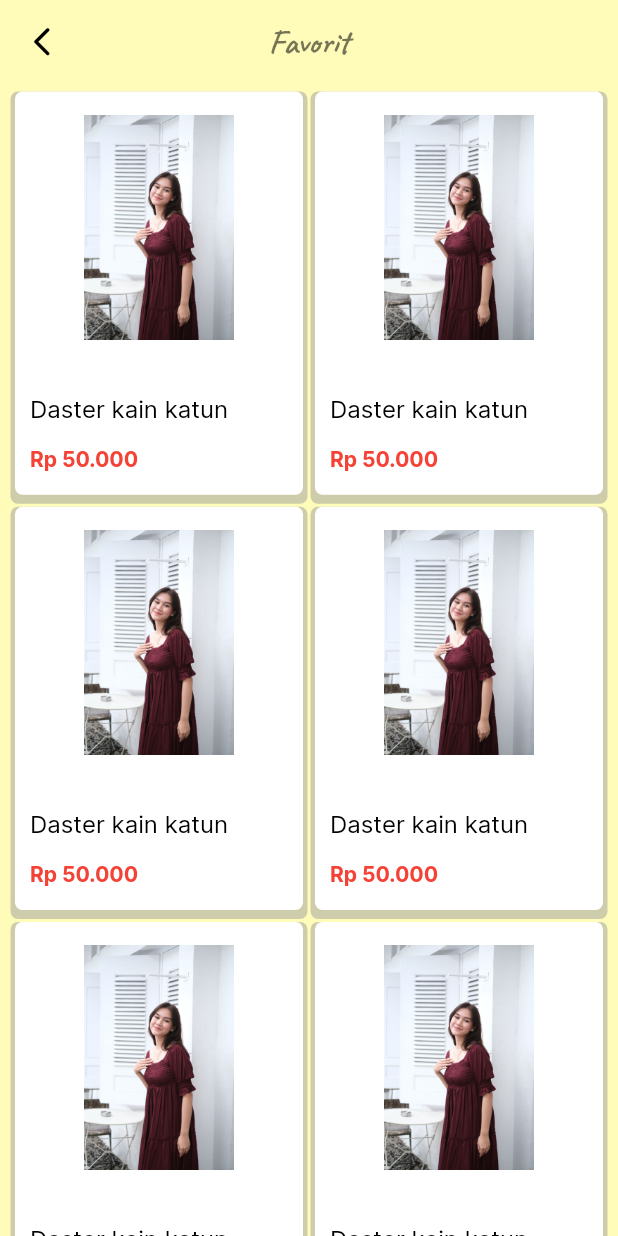
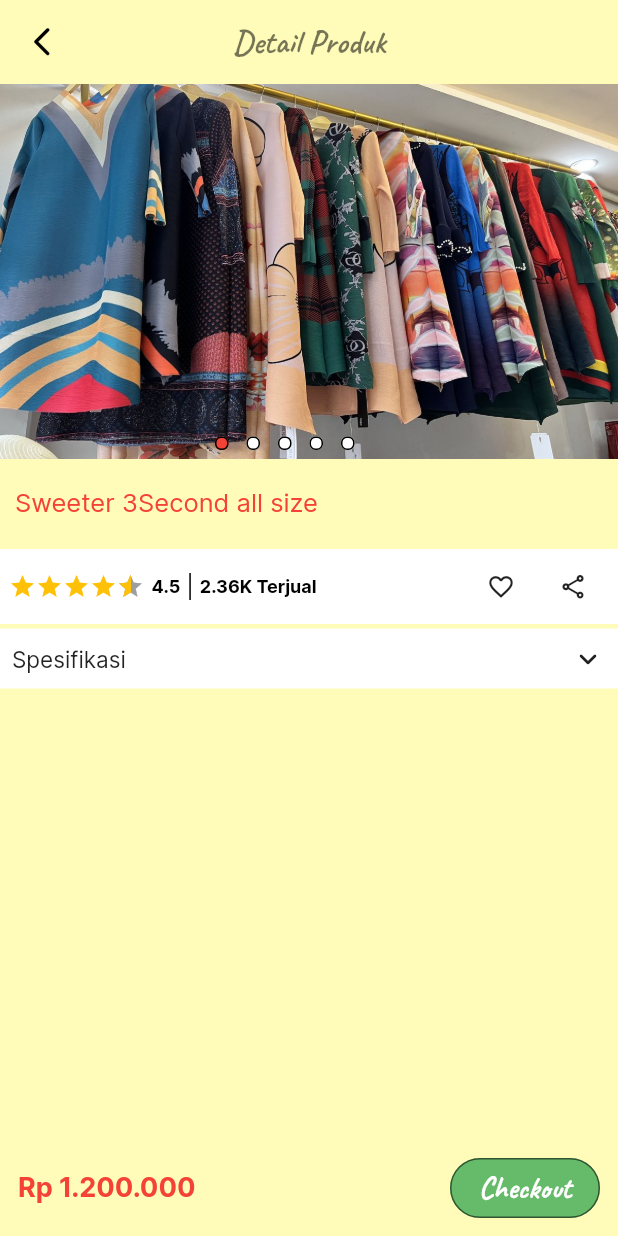
Before and after one commit to craftgirlsss/craftgirlsss-flutter, a Flutter app: the FavoritePage screen opened directly, after a tap on "Daster kain katun", on a phone screen of 412 x 824 dp. Run offline on Flutter 3.47's test engine with Material 2 defaults, Android fonts, the light colour scheme and no system bars; drawn by our look-alikes of carousel_slider, dots_indicator, flutter_rating_bar; our stand-ins replace animated_text_kit, bottom_navy_bar, get, image_picker, photo_view, shared_preferences and 1 more; missing offline and left inert: jumping_dot; accounts and stored records are empty.

Commit message:
detail product next step

```diff
--- /dev/null
+++ b/lib/src/helpers/formatlength/formatlength.dart
@@ -0,0 +1,5 @@
+import 'package:intl/intl.dart';
+
+String formatNumber(int number) {
+  return NumberFormat.compact().format(number);
+}
--- a/lib/src/mainpage.dart
+++ b/lib/src/mainpage.dart
@@ -31,6 +31,7 @@
     return Scaffold(
       body: listOfColors[currentIndex],
       bottomNavigationBar: BottomNavyBar(
+        backgroundColor: const Color(0xfffffcb9),
         mainAxisAlignment: MainAxisAlignment.spaceAround,
         selectedIndex: currentIndex,
         onItemSelected: (index) {
@@ -45,7 +46,7 @@
                 : Image.asset('assets/icons/home-inactive.png'),
             title: Text(
               ' Beranda',
-              style: title(fontSize: 18, color: Colors.green),
+              style: title(fontSize: 18, color: Colors.black),
             ),
           ),
           BottomNavyBarItem(
@@ -54,7 +55,7 @@
                 : Image.asset('assets/icons/explore-inactive.png'),
             title: Text(
               ' Jelajahi',
-              style: title(fontSize: 18, color: Colors.green),
+              style: title(fontSize: 18, color: Colors.black),
             ),
           ),
           BottomNavyBarItem(
@@ -63,7 +64,7 @@
                 : Image.asset('assets/icons/history-inactive.png'),
             title: Text(
               ' Riwayat',
-              style: title(fontSize: 18, color: Colors.green),
+              style: title(fontSize: 18, color: Colors.black),
             ),
           ),
           BottomNavyBarItem(
@@ -72,7 +73,7 @@
                 : Image.asset('assets/icons/person-inactive.png'),
             title: Text(
               ' Profil',
-              style: title(fontSize: 18, color: Colors.green),
+              style: title(fontSize: 18, color: Colors.black),
             ),
           ),
         ],
--- /dev/null
+++ b/lib/src/view-models/modalbottom/modalbottomsheet.dart
@@ -0,0 +1,50 @@
+import 'package:flutter/material.dart';
+
+showProductSpecification(context) {
+  return showModalBottomSheet(
+      context: context,
+      shape: const RoundedRectangleBorder(
+        borderRadius: BorderRadius.vertical(top: Radius.circular(16)),
+      ),
+      builder: (context) {
+        return FractionallySizedBox(
+          heightFactor: 0.5,
+          child: Column(
+            children: [
+              const SizedBox(height: 15),
+              Container(
+                color: Colors.grey.shade200,
+                child: Container(
+                  width: 60,
+                  height: 8,
+                  decoration: BoxDecoration(
+                      color: Colors.black12,
+                      borderRadius: BorderRadius.circular(10)),
+                ),
+              ),
+              const SizedBox(height: 15),
+              Container(
+                color: Colors.white,
+                padding: const EdgeInsets.all(20.0),
+                child: Table(
+                  children: const [
+                    TableRow(children: [
+                      Text('Stok'),
+                      Text('31'),
+                    ]),
+                    TableRow(children: [
+                      Text('Ukuran'),
+                      Text('XL, L, XXL, M'),
+                    ]),
+                    TableRow(children: [
+                      Text('Merek'),
+                      Text('Cardinal'),
+                    ])
+                  ],
+                ),
+              )
+            ],
+          ),
+        );
+      });
+}
--- /dev/null
+++ b/lib/src/view-models/ratingsstatus/ratingproductstatus.dart
@@ -0,0 +1,99 @@
+import 'package:craftgirlsss/src/helpers/formatlength/formatlength.dart';
+import 'package:craftgirlsss/src/view-models/fontstyles/title.dart';
+import 'package:flutter/material.dart';
+import 'package:flutter_rating_bar/flutter_rating_bar.dart';
+
+Container kRatings({String? value}) {
+  return Container(
+    padding: const EdgeInsets.all(5),
+    width: 50,
+    height: 16,
+    decoration: BoxDecoration(
+      color: Colors.amber.shade100,
+    ),
+    child: Row(
+      children: [
+        Icon(Icons.star, color: Colors.amber.shade700),
+        const SizedBox(
+          width: 2,
+        ),
+        Text(
+          value ?? '0',
+          style: titleInter(color: Colors.black, fontSize: 12),
+        )
+      ],
+    ),
+  );
+}
+
+Container ratingRow(context,
+    {double? rating,
+    Function()? onTapFavofite,
+    Function()? onTapShare,
+    int? soldCount}) {
+  return Container(
+    padding: const EdgeInsets.all(6),
+    width: MediaQuery.of(context).size.width,
+    height: 50,
+    decoration: const BoxDecoration(color: Colors.white),
+    child: Row(
+      mainAxisAlignment: MainAxisAlignment.spaceBetween,
+      children: [
+        Container(
+          child: Row(
+            mainAxisAlignment: MainAxisAlignment.spaceBetween,
+            children: [
+              kRratingStar(rating: rating),
+              const SizedBox(width: 5),
+              Text(
+                rating != null ? rating.toString() : 0.toString(),
+                style: titleInter(color: Colors.black, fontSize: 12),
+              ),
+              const VerticalDivider(
+                indent: 10,
+                endIndent: 10,
+                width: 13,
+                thickness: 1,
+                color: Colors.black,
+              ),
+              Text(
+                formatNumber(soldCount ?? 0),
+                style: titleInter(color: Colors.black, fontSize: 12),
+              ),
+              Text(
+                ' Terjual',
+                style: titleInter(color: Colors.black, fontSize: 12),
+              ),
+            ],
+          ),
+        ),
+        Container(
+          child: Row(
+            mainAxisAlignment: MainAxisAlignment.start,
+            children: [
+              IconButton(
+                  onPressed: onTapFavofite,
+                  icon: const Icon(Icons.favorite_border, size: 19)),
+              IconButton(
+                  onPressed: onTapShare,
+                  icon: const Icon(Icons.share_outlined, size: 19))
+            ],
+          ),
+        )
+      ],
+    ),
+  );
+}
+
+Widget kRratingStar({double? rating}) {
+  return RatingBarIndicator(
+    rating: rating ?? 0,
+    itemBuilder: (context, index) => const Icon(
+      Icons.star,
+      color: Colors.amber,
+    ),
+    itemCount: 5,
+    itemSize: 18,
+    direction: Axis.horizontal,
+  );
+}
--- /dev/null
+++ b/lib/src/view-models/specifcation/containerspecification.dart
@@ -0,0 +1,29 @@
+import 'package:craftgirlsss/src/view-models/fontstyles/title.dart';
+import 'package:flutter/material.dart';
+
+Widget kProductSpecification(context, {Function()? onTap}) {
+  return InkWell(
+    onTap: onTap,
+    child: Container(
+      width: MediaQuery.of(context).size.width,
+      color: Colors.white,
+      padding: const EdgeInsets.all(8.0),
+      child: Row(
+        mainAxisAlignment: MainAxisAlignment.spaceBetween,
+        children: [
+          Text(
+            'Spesifikasi',
+            style: titleInter(
+                color: Colors.black87,
+                fontSize: 15,
+                fontWeight: FontWeight.normal),
+          ),
+          const Icon(
+            Icons.keyboard_arrow_down_rounded,
+            color: Colors.black87,
+          )
+        ],
+      ),
+    ),
+  );
+}
--- a/lib/src/views/favorite/favorite.dart
+++ b/lib/src/views/favorite/favorite.dart
@@ -1,6 +1,8 @@
 import 'package:craftgirlsss/src/view-models/appbars/appbar.dart';
 import 'package:craftgirlsss/src/view-models/cards/cardproduct.dart';
+import 'package:craftgirlsss/src/views/products/productdetail/productdetailcheckout.dart';
 import 'package:flutter/material.dart';
+import 'package:get/get.dart';
 
 class FavoritePage extends StatefulWidget {
   const FavoritePage({super.key});
@@ -26,7 +28,9 @@
             mainAxisSpacing: 8),
         itemBuilder: (context, index) => InkWell(
           onLongPress: () {},
-          onTap: () {},
+          onTap: () {
+            Get.to(() => const ProductDetailPage());
+          },
           child: cardProductGridView(
               needFavoritIcon: false,
               urlImage: 'assets/images/example.jpg',
--- /dev/null
+++ b/lib/src/views/products/productdetail/productdetailcheckout.dart
@@ -0,0 +1,146 @@
+import 'dart:ui';
+
+import 'package:carousel_slider/carousel_slider.dart';
+import 'package:craftgirlsss/src/helpers/formatcurrency/formatcurrency.dart';
+import 'package:craftgirlsss/src/view-models/appbars/appbar.dart';
+import 'package:craftgirlsss/src/view-models/buttons/elevatedbuttons.dart';
+import 'package:craftgirlsss/src/view-models/fontstyles/title.dart';
+import 'package:craftgirlsss/src/view-models/modalbottom/modalbottomsheet.dart';
+import 'package:craftgirlsss/src/view-models/ratingsstatus/ratingproductstatus.dart';
+import 'package:craftgirlsss/src/view-models/specifcation/containerspecification.dart';
+import 'package:dots_indicator/dots_indicator.dart';
+import 'package:flutter/material.dart';
+
+class ProductDetailPage extends StatefulWidget {
+  const ProductDetailPage({super.key});
+
+  @override
+  State<ProductDetailPage> createState() => _ProductDetailPageState();
+}
+
+class _ProductDetailPageState extends State<ProductDetailPage> {
+  int currentIndex = 0;
+  @override
+  Widget build(BuildContext context) {
+    return Scaffold(
+      backgroundColor: const Color(0xfffffcb9),
+      appBar: kAppBar(context,
+          autoImplyLeading: true, isTitle: true, titleText: "Detail Produk"),
+      body: ListView(
+        children: [
+          Stack(
+            children: [
+              CarouselSlider(
+                  items: imageSample.map((e) {
+                    return GestureDetector(
+                      onTap: () {},
+                      child: ClipRRect(
+                          borderRadius: BorderRadius.circular(0),
+                          child: Image.asset(
+                            "assets/images/$e",
+                            width: 470,
+                            height: 200,
+                            fit: BoxFit.cover,
+                          )),
+                    );
+                  }).toList(),
+                  options: CarouselOptions(
+                    onPageChanged: (index, reason) {
+                      setState(() {
+                        currentIndex = index;
+                      });
+                    },
+                    pageSnapping: true,
+                    height: 250,
+                    enlargeCenterPage: true,
+                    reverse: false,
+                    autoPlay: true,
+                    aspectRatio: 19 / 6,
+                    autoPlayCurve: Curves.fastOutSlowIn,
+                    enableInfiniteScroll: true,
+                    autoPlayAnimationDuration:
+                        const Duration(milliseconds: 800),
+                    viewportFraction: 1,
+                  )),
+              Positioned(
+                bottom: 0,
+                left: MediaQuery.of(context).size.width / 3,
+                child: DotsIndicator(
+                  decorator: const DotsDecorator(
+                      activeShape: OutlineInputBorder(),
+                      shape: OutlineInputBorder(),
+                      activeColor: Colors.red,
+                      color: Colors.white),
+                  dotsCount: imageSample.length,
+                  position: currentIndex.toDouble(),
+                ),
+              ),
+            ],
+          ),
+          Container(
+            padding: const EdgeInsets.only(left: 10),
+            color: const Color(0xfffffcb9),
+            height: 60,
+            width: MediaQuery.of(context).size.width,
+            child: Row(
+              mainAxisAlignment: MainAxisAlignment.spaceBetween,
+              children: [
+                Flexible(
+                  child: Text(
+                    "Sweeter 3Second all size",
+                    overflow: TextOverflow.ellipsis,
+                    style: titleInter(
+                        color: Colors.red,
+                        fontSize: 17,
+                        fontWeight: FontWeight.normal),
+                  ),
+                )
+              ],
+            ),
+          ),
+          ratingRow(context,
+              onTapFavofite: () {},
+              onTapShare: () {},
+              rating: 4.5,
+              soldCount: 2356),
+          const SizedBox(height: 3),
+          kProductSpecification(context, onTap: () {
+            showProductSpecification(context);
+          }),
+          const SizedBox(height: 10),
+        ],
+      ),
+      bottomSheet: Container(
+        color: const Color(0xfffffcb9),
+        padding: const EdgeInsets.all(12),
+        child: Row(
+          mainAxisAlignment: MainAxisAlignment.spaceBetween,
+          children: [
+            Text(formatCurrency.format(1200000),
+                style: titleInter(
+                    color: Colors.red,
+                    fontSize: 18,
+                    fontWeight: FontWeight.bold)),
+            Flexible(
+                child: SizedBox(
+              height: 40,
+              width: 100,
+              child: kButtons(context,
+                  label: "Checkout",
+                  backgroundColor: Colors.green.shade400,
+                  onPressed: () {}),
+            ))
+          ],
+        ),
+      ),
+    );
+  }
+
+  List imageSample = [
+    'sampel-1.jpeg',
+    'sampel-2.jpeg',
+    'sampel-3.jpg',
+    'sampel-4.jpeg',
+    'sampel-5.jpg'
+  ];
+}
--- a/lib/src/views/profile/profile.dart
+++ b/lib/src/views/profile/profile.dart
@@ -18,7 +18,6 @@
 import 'package:get/get.dart';
 import 'package:image_picker/image_picker.dart';
 import 'package:shared_preferences/shared_preferences.dart';
-import 'package:supabase/supabase.dart';
 import 'package:supabase_flutter/supabase_flutter.dart';
 
 class ProfileTab extends StatefulWidget {
```
Also changed, not shown: pubspec.yaml (+7 -5 lines), assets/images/sampel-1.jpeg (added), assets/images/sampel-2.jpeg (added), assets/images/sampel-3.jpg (added), assets/images/sampel-4.jpeg (added), assets/images/sampel-5.jpg (added), pubspec.lock.
